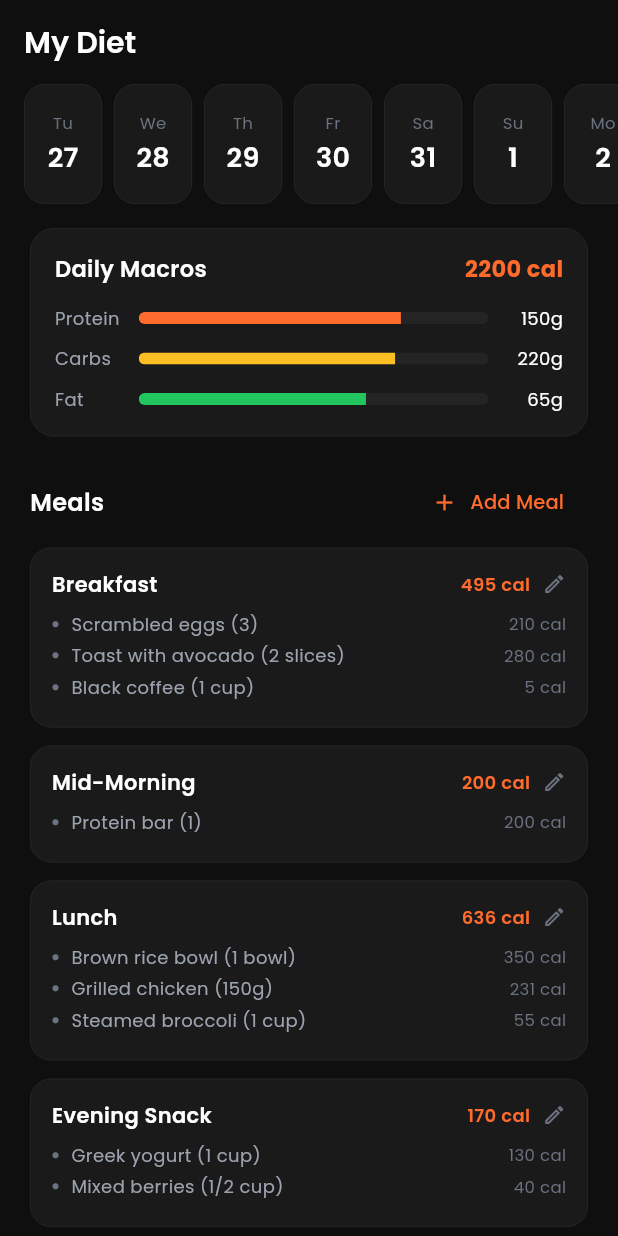
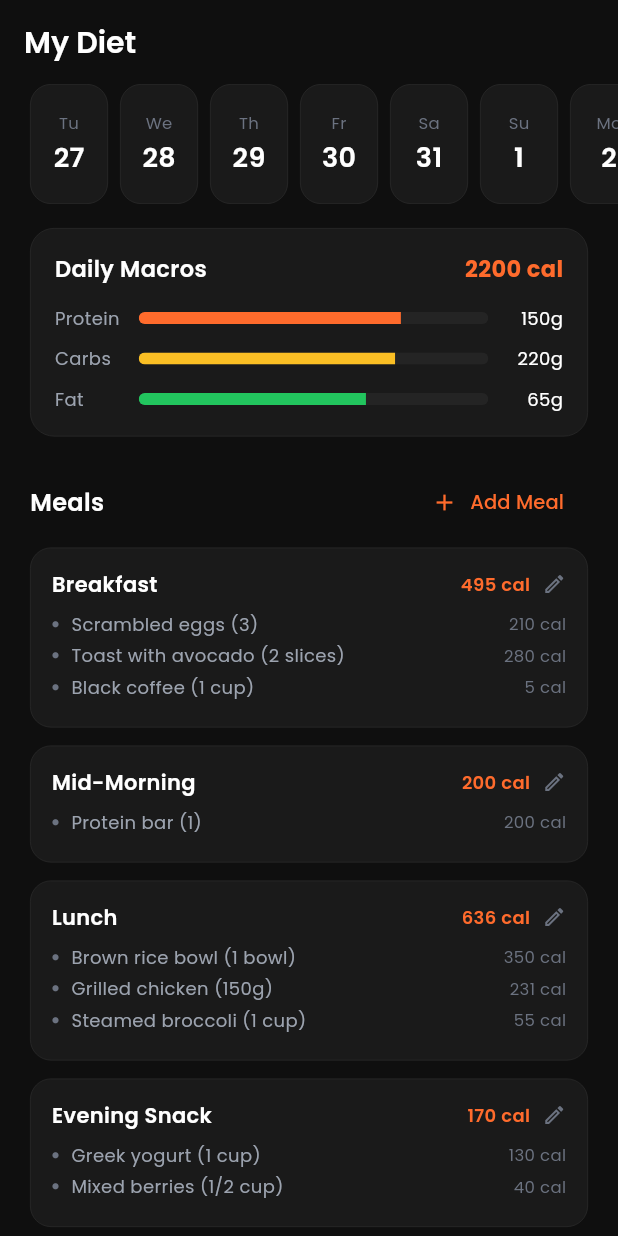
Before and after one commit to segupavankumar/dvaya, a Flutter app: the SoloDiet screen opened directly, on a phone screen of 412 x 824 dp. Run offline on Flutter 3.47's test engine with Material 3 defaults, Android fonts, the phone set to English and light mode, and no system bars; our stand-ins replace carousel_slider, fl_chart, flutter_riverpod, google_fonts, qr_flutter, smooth_page_indicator and 1 more.

Commit message:
Fix padding inconsistencies across all screens
- Standardize date bar horizontal padding from 16px to 20px to match
  content gutters in member/workouts, member/diet_plan, solo/workouts,
  solo/diet
- Add bottom padding (24px) to all 7 member_detail tabs so content
  doesn't get clipped behind the tab bar
- Standardize member_detail tab horizontal padding to 20px
- Add horizontal padding to member_detail calendar bar ListView
- Increase solo/diet bottom spacer from 20px to 80px to clear nav bar

Co-Authored-By: Claude Opus 4.6 <noreply@anthropic.com>
Claude-Session: https://claude.ai/code/session_01H6jATdXw1BeRGq1cLnMGZ3

```diff
--- a/lib/screens/member/diet_plan.dart
+++ b/lib/screens/member/diet_plan.dart
@@ -78,7 +78,7 @@ class _MemberDietPlanState extends ConsumerState<MemberDietPlan> {
       padding: const EdgeInsets.symmetric(vertical: 8),
       child: ListView.builder(
         scrollDirection: Axis.horizontal,
-        padding: const EdgeInsets.symmetric(horizontal: 16),
+        padding: const EdgeInsets.symmetric(horizontal: 20),
         itemCount: 14,
         itemBuilder: (_, i) {
           final date = DateTime(now.year, now.month, now.day).subtract(Duration(days: 6 - i));
--- a/lib/screens/member/workouts.dart
+++ b/lib/screens/member/workouts.dart
@@ -67,7 +67,7 @@ class _MemberWorkoutsState extends ConsumerState<MemberWorkouts> {
       padding: const EdgeInsets.symmetric(vertical: 8),
       child: ListView.builder(
         scrollDirection: Axis.horizontal,
-        padding: const EdgeInsets.symmetric(horizontal: 16),
+        padding: const EdgeInsets.symmetric(horizontal: 20),
         itemCount: 14,
         itemBuilder: (_, i) {
           final date = DateTime(now.year, now.month, now.day).subtract(Duration(days: 6 - i));
--- a/lib/screens/solo/diet.dart
+++ b/lib/screens/solo/diet.dart
@@ -45,7 +45,7 @@ class _SoloDietState extends State<SoloDiet> {
               height: 80,
               child: ListView.builder(
                 scrollDirection: Axis.horizontal,
-                padding: const EdgeInsets.symmetric(horizontal: 16),
+                padding: const EdgeInsets.symmetric(horizontal: 20),
                 itemCount: _dateRange.length,
                 itemBuilder: (context, i) {
                   final date = _dateRange[i];
@@ -152,7 +152,7 @@ class _SoloDietState extends State<SoloDiet> {
                 ],
               ),
             ),
-            const SizedBox(height: 20),
+            const SizedBox(height: 80),
           ],
         ),
       ),
--- a/lib/screens/solo/workouts.dart
+++ b/lib/screens/solo/workouts.dart
@@ -50,7 +50,7 @@ class _SoloWorkoutsState extends State<SoloWorkouts> {
               height: 80,
               child: ListView.builder(
                 scrollDirection: Axis.horizontal,
-                padding: const EdgeInsets.symmetric(horizontal: 16),
+                padding: const EdgeInsets.symmetric(horizontal: 20),
                 itemCount: _dateRange.length,
                 itemBuilder: (context, i) {
                   final date = _dateRange[i];
```
Also changed, not shown: lib/screens/owner/member_detail.dart (+8 -7 lines).
